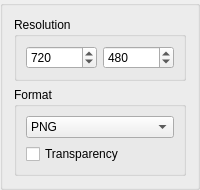
Qt form app/ui/exportimageoptions.ui (pencil2d/pencil) before a commit.
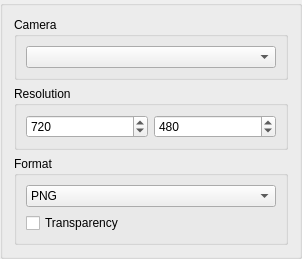
The same form after that commit.

Commit message: Add a camera selector for image exports

The edit to the form file:
```diff
--- a/app/ui/exportimageoptions.ui
+++ b/app/ui/exportimageoptions.ui
@@ -2,6 +2,14 @@
 <ui version="4.0">
  <class>ExportImageOptions</class>
  <widget class="QGroupBox" name="ExportImageOptions">
+  <property name="geometry">
+   <rect>
+    <x>0</x>
+    <y>0</y>
+    <width>302</width>
+    <height>259</height>
+   </rect>
+  </property>
   <property name="sizePolicy">
    <sizepolicy hsizetype="Preferred" vsizetype="Minimum">
     <horstretch>0</horstretch>
@@ -9,6 +17,18 @@
    </sizepolicy>
   </property>
   <layout class="QVBoxLayout" name="verticalLayout">
+   <item>
+    <widget class="QGroupBox" name="groupBox_3">
+     <property name="title">
+      <string>Camera</string>
+     </property>
+     <layout class="QVBoxLayout" name="verticalLayout_3">
+      <item>
+       <widget class="QComboBox" name="cameraCombo"/>
+      </item>
+     </layout>
+    </widget>
+   </item>
    <item>
     <widget class="QGroupBox" name="groupBox">
      <property name="title">
```
The commit also changes 5 other files.
